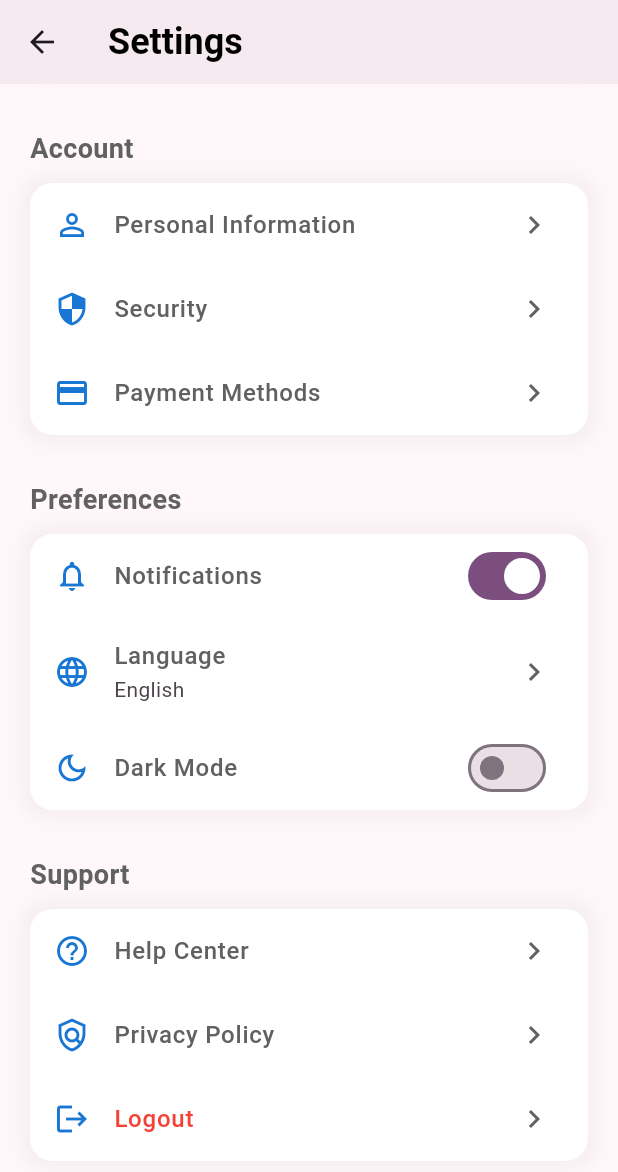
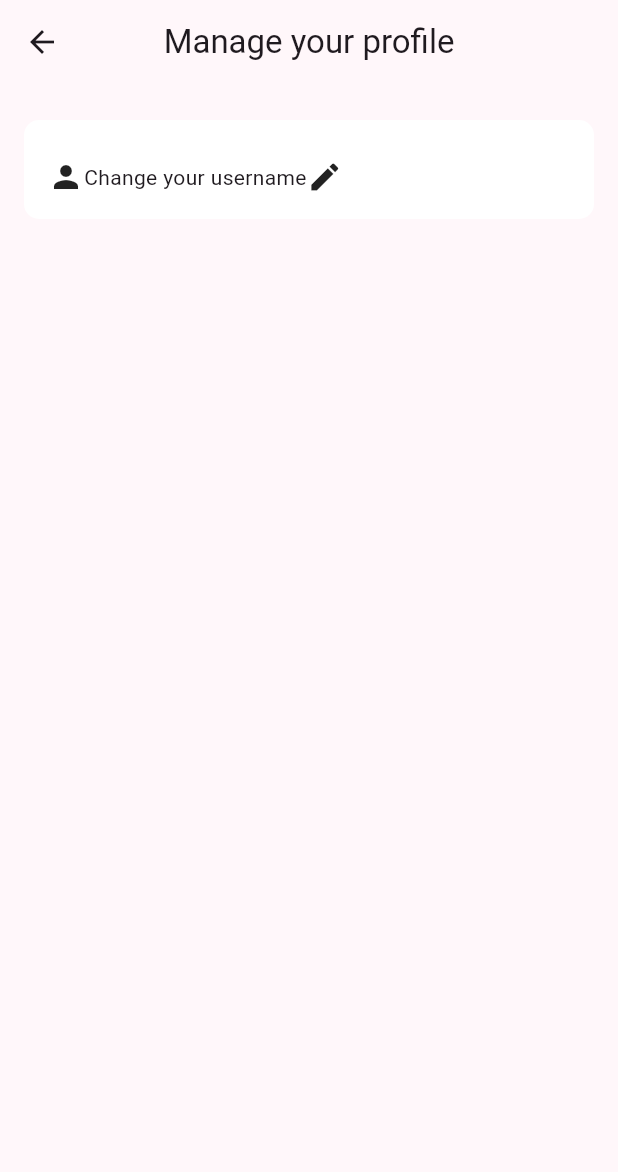
Before and after one commit to sensitiky/flutter-finance-tracker, a Flutter app: the SettingsScreen screen opened by its route, scrolled down 272 dp, after a tap on "Personal Information", on a phone screen of 412 x 824 dp. Shown: the top 1172 px of the screen. Run offline on Flutter 3.47's test engine with Material 3 defaults, Android fonts, the phone set to English and light mode, and no system bars; our stand-ins replace cloud_firestore, firebase_auth, firebase_core, fl_chart; accounts and stored records are empty; generated files the repository leaves out were written again; network calls fail.

Commit message:
add profile management screen and update settings navigation

```diff
--- a/lib/main.dart
+++ b/lib/main.dart
@@ -8,7 +8,8 @@ import 'package:expense_tracker/view/dashboard.dart';
 import 'package:expense_tracker/view/home.dart';
 import 'package:expense_tracker/view/login.dart';
 import 'package:expense_tracker/view/register.dart';
-import 'package:expense_tracker/view/settings.dart';
+import 'package:expense_tracker/view/settings/profile.dart';
+import 'package:expense_tracker/view/settings/settings.dart';
 import 'package:expense_tracker/view/welcome.dart';
 import 'package:firebase_core/firebase_core.dart';
 import 'package:flutter/material.dart';
@@ -69,6 +70,7 @@ class MainApp extends StatelessWidget {
               "/Login": (context) => const LoginForm(),
               "/Register": (context) => const RegisterForm(),
               "/Settings": (context) => SettingsScreen(),
+              "/Profile": (context) => ProfileScreen()
             },
           );
         }));
--- /dev/null
+++ b/lib/view/settings/profile.dart
@@ -0,0 +1,63 @@
+import 'package:expense_tracker/modelview/themeviewmodel.dart';
+import 'package:expense_tracker/modelview/userviewmodel.dart';
+import 'package:flutter/material.dart';
+import 'package:provider/provider.dart';
+
+class ProfileScreen extends StatefulWidget {
+  const ProfileScreen({super.key});
+
+  @override
+  State<ProfileScreen> createState() => ProfileScreenState();
+}
+
+class ProfileScreenState extends State<ProfileScreen> {
+  @override
+  Widget build(BuildContext context) {
+    return Consumer2<UserViewModel, Themeviewmodel>(
+      builder: (context, userViewModel, themeViewModel, child) {
+        return Scaffold(
+          appBar: AppBar(
+            title: Text("Manage your profile"),
+            centerTitle: true,
+          ),
+          body: Padding(
+            padding: EdgeInsets.all(16),
+            child: Column(
+              children: [
+                _buildProfileItem(
+                  colors:
+                      themeViewModel.isDarkMode ? Colors.white10 : Colors.white,
+                ),
+              ],
+            ),
+          ),
+        );
+      },
+    );
+  }
+
+  Widget _buildProfileItem({Color? colors}) {
+    return Container(
+      padding: const EdgeInsets.all(16),
+      margin: EdgeInsets.symmetric(vertical: 8),
+      decoration: BoxDecoration(
+        color: colors,
+        borderRadius: BorderRadius.circular(10),
+      ),
+      child: Column(
+        children: [
+          SizedBox(
+            height: 10,
+          ),
+          Row(
+            children: [
+              Icon(Icons.person),
+              Text("Change your username"),
+              Icon(Icons.edit),
+            ],
+          )
+        ],
+      ),
+    );
+  }
+}
--- a/lib/view/settings.dart
+++ b/lib/view/settings/settings.dart
@@ -116,7 +116,9 @@ class SettingsScreen extends StatelessWidget {
                       titleColor: themeViewModel.isDarkMode
                           ? Colors.white
                           : Colors.grey[700],
-                      onTap: () {},
+                      onTap: () {
+                        Navigator.pushNamed(context, "/Profile");
+                      },
                     ),
                     _buildSettingsItem(
                       icon: Icons.security,
```
